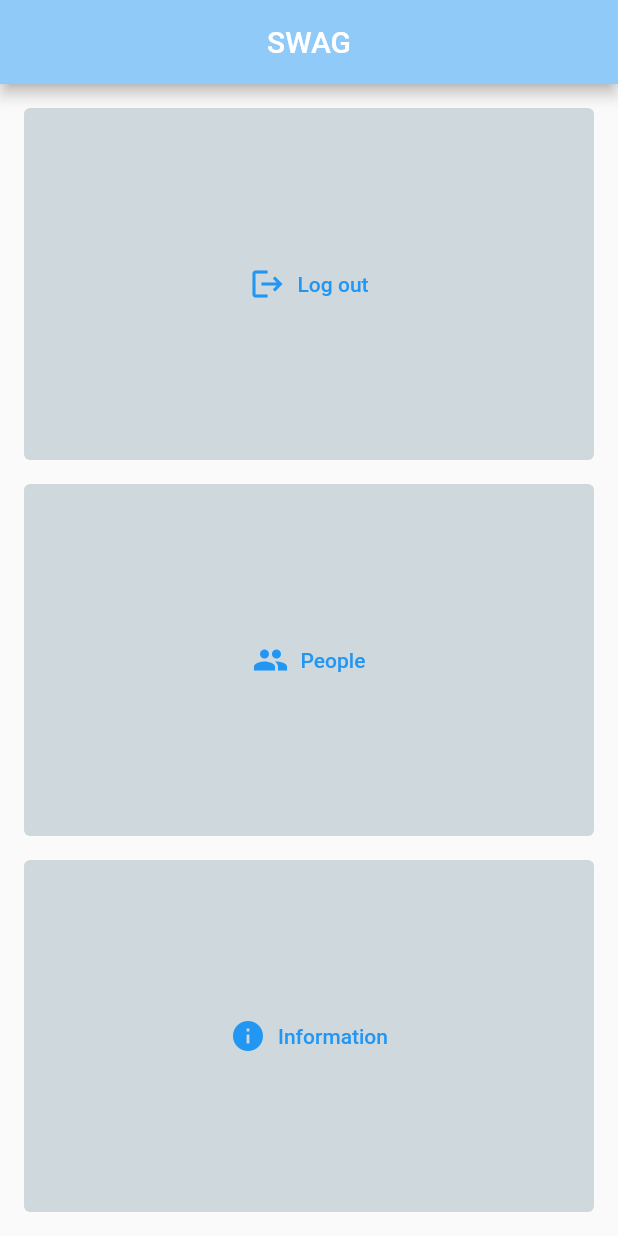
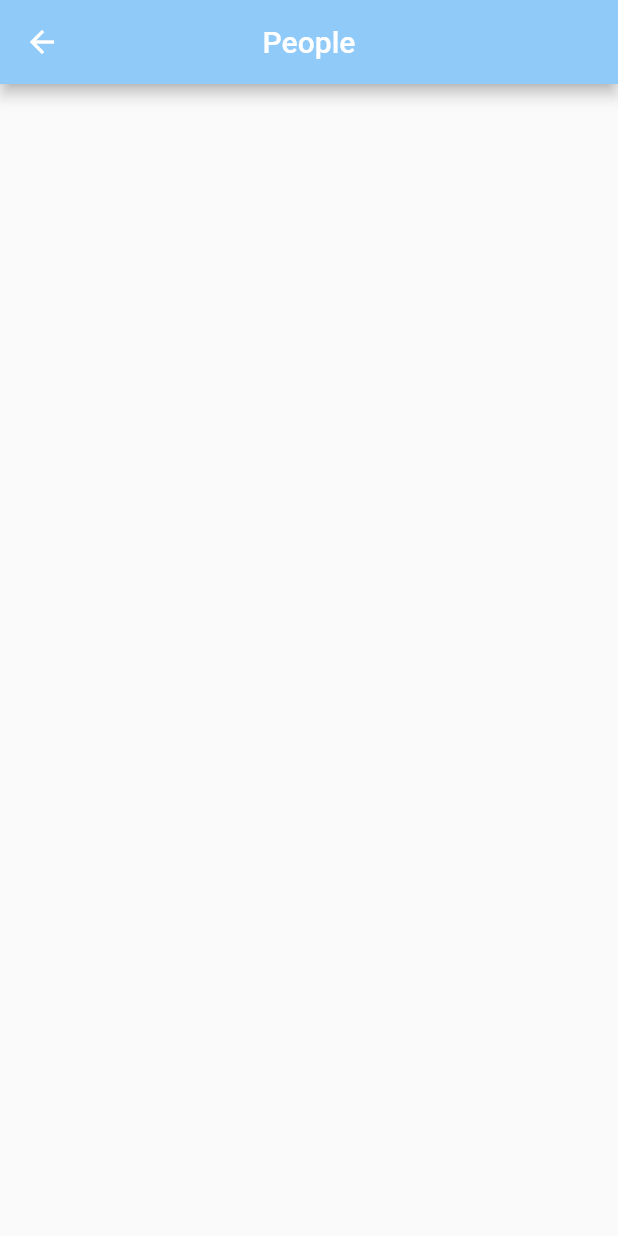
Before and after one commit to jburz2001/theSwag_phoneApp, a Flutter app: the screen it shows after launch, after a tap on "People", on a phone screen of 412 x 824 dp. Run offline on Flutter 3.47's test engine with Material 2 defaults, Android fonts, the phone set to English and light mode, and no system bars.

Commit message:
route to People

```diff
--- a/swag_app/lib/main.dart
+++ b/swag_app/lib/main.dart
@@ -1,70 +1,11 @@
 import 'package:flutter/material.dart';
-// import 'package:firebase_auth/firebase_auth.dart';
-// import 'package:cloud_firestore/cloud_firestore.dart';
+import 'package:swag_app/screens/home.dart';
+import 'package:swag_app/screens/people.dart';
 
 void main() => runApp(MaterialApp(
-  home: Home(),
+  // initialRoute: '/home',
+  routes: {
+    '/': (context) => Home(),
+    '/people': (context) => People(),
+  },
 ));
-
-class Home extends StatelessWidget {
-  @override
-  Widget build(BuildContext context) {
-    return Scaffold(
-      appBar: AppBar(
-        title: Text("SWAG"),
-        centerTitle: true,
-        backgroundColor: Colors.blue[200],
-      ),
-      body: Padding(
-        padding: const EdgeInsets.all(8.0),
-        child: Column(
-          crossAxisAlignment: CrossAxisAlignment.stretch,
-          children: [
-            Expanded(
-              flex: 1,
-              child: Padding(
-                padding: const EdgeInsets.all(8.0),
-                child: TextButton.icon(
-                  onPressed: () {},
-                  icon: Icon(Icons.logout),
-                  label: Text("Log out"),
-                  style: TextButton.styleFrom(
-                    backgroundColor: Colors.blueGrey[100],
-                  ),
-                ),
-              ),
-            ),
-            Expanded(
-              flex: 1,
-              child: Padding(
-                padding: const EdgeInsets.all(8.0),
-                child: TextButton.icon(
-                  onPressed: () {},
-                  icon: Icon(Icons.people),
-                  label: Text("People"),
-                  style: TextButton.styleFrom(
-                    backgroundColor: Colors.blueGrey[100],
-                  ),
-                ),
-              ),
-            ),
-            Expanded(
-              flex: 1,
-              child: Padding(
-                padding: const EdgeInsets.all(8.0),
-                child: TextButton.icon(
-                  onPressed: () {},
-                  icon: Icon(Icons.info),
-                  label: Text("Information"),
-                  style: TextButton.styleFrom(
-                    backgroundColor: Colors.blueGrey[100],
-                  ),
-                ),
-              ),
-            ),
-          ],
-        ),
-      ),
-    );
-  }
-}
--- /dev/null
+++ b/swag_app/lib/screens/home.dart
@@ -0,0 +1,67 @@
+import 'package:flutter/material.dart';
+import 'package:swag_app/screens/people.dart';
+
+class Home extends StatelessWidget {
+  @override
+  Widget build(BuildContext context) {
+    return Scaffold(
+      appBar: AppBar(
+        title: Text("SWAG"),
+        centerTitle: true,
+        backgroundColor: Colors.blue[200],
+      ),
+      body: Padding(
+        padding: const EdgeInsets.all(8.0),
+        child: Column(
+          crossAxisAlignment: CrossAxisAlignment.stretch,
+          children: [
+            Expanded(
+              flex: 1,
+              child: Padding(
+                padding: const EdgeInsets.all(8.0),
+                child: TextButton.icon(
+                  onPressed: () {},
+                  icon: Icon(Icons.logout),
+                  label: Text("Log out"),
+                  style: TextButton.styleFrom(
+                    backgroundColor: Colors.blueGrey[100],
+                  ),
+                ),
+              ),
+            ),
+            Expanded(
+              flex: 1,
+              child: Padding(
+                padding: const EdgeInsets.all(8.0),
+                child: TextButton.icon(
+                  onPressed: () {
+                    Navigator.pushNamed(context, '/people');
+                  },
+                  icon: Icon(Icons.people),
+                  label: Text("People"),
+                  style: TextButton.styleFrom(
+                    backgroundColor: Colors.blueGrey[100],
+                  ),
+                ),
+              ),
+            ),
+            Expanded(
+              flex: 1,
+              child: Padding(
+                padding: const EdgeInsets.all(8.0),
+                child: TextButton.icon(
+                  onPressed: () {},
+                  icon: Icon(Icons.note),
+                  label: Text("Notes"),
+                  style: TextButton.styleFrom(
+                    backgroundColor: Colors.blueGrey[100],
+                  ),
+                ),
+              ),
+            ),
+          ],
+        ),
+      ),
+    );
+  }
+}
--- /dev/null
+++ b/swag_app/lib/screens/people.dart
@@ -0,0 +1,21 @@
+import 'package:flutter/material.dart';
+
+class People extends StatefulWidget {
+  const People({ Key? key }) : super(key: key);
+
+  @override
+  _PeopleState createState() => _PeopleState();
+}
+
+class _PeopleState extends State<People> {
+  @override
+  Widget build(BuildContext context) {
+    return Scaffold(
+      appBar: AppBar(
+        backgroundColor: Colors.blue[200],
+        title: Text("People"),
+        centerTitle: true,
+      ),
+    );
+  }
+}
```
